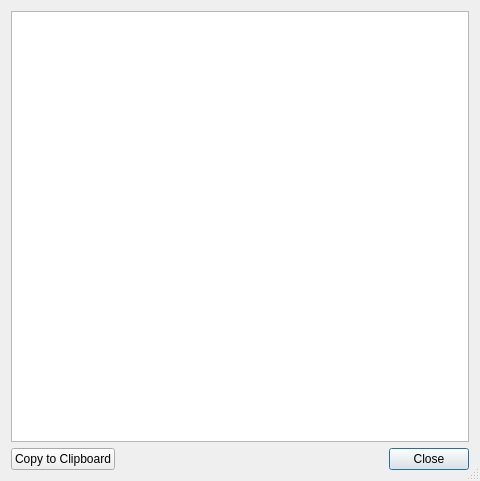
The window that src/gui/ui_files/system_info.ui (Ehlmann-research-group/WISER) describes before a commit, drawn with Qt 5.
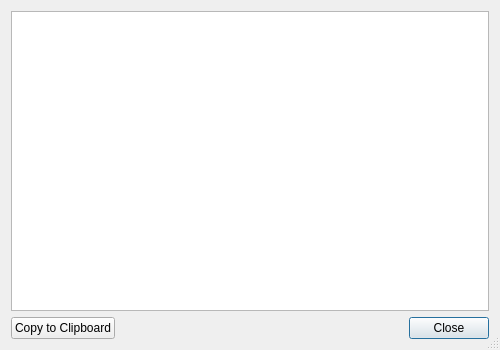
The same window after the commit.

```diff
--- a/src/gui/ui_files/system_info.ui
+++ b/src/gui/ui_files/system_info.ui
@@ -6,8 +6,8 @@
    <rect>
     <x>0</x>
     <y>0</y>
-    <width>480</width>
-    <height>481</height>
+    <width>500</width>
+    <height>350</height>
    </rect>
   </property>
   <property name="windowTitle">
```
